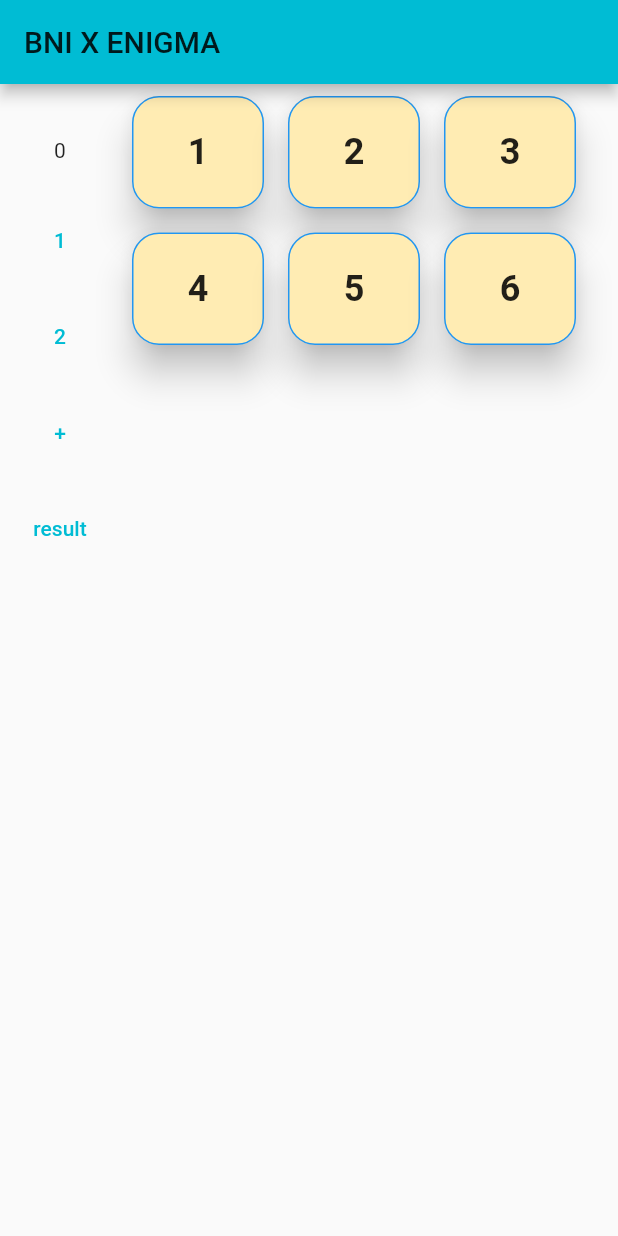
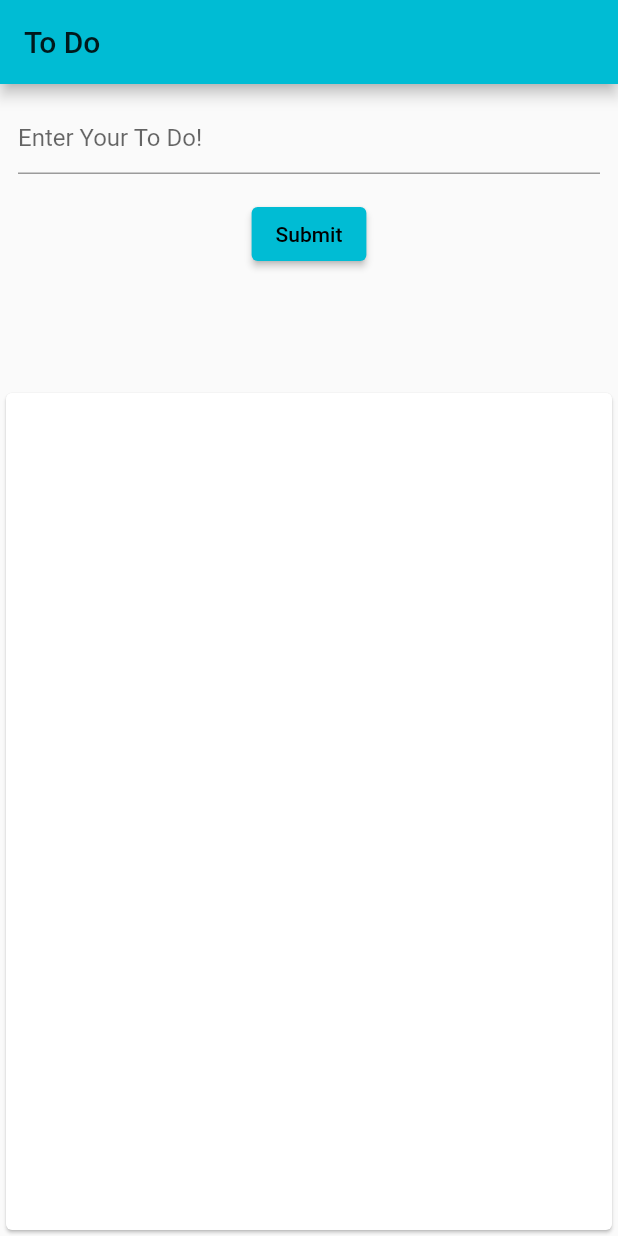
Before and after one commit to tikayesi/flutter-test, a Flutter app: the screen it shows after launch, on a phone screen of 412 x 824 dp. Run offline on Flutter 3.47's test engine with Material 2 defaults, Android fonts, the phone set to English and light mode, and no system bars; our stand-ins replace form_field_validator.

Commit message:
able to navigate screen

```diff
--- a/flutter_application_1/lib/button_of_number.dart
+++ /dev/null
@@ -1,35 +0,0 @@
-import 'dart:ffi';
-
-import 'package:flutter/material.dart';
-
-class ButtonOfNumber extends StatelessWidget {
-  //const ButtonOfNumber({ Key? key }) : super(key: key);
-
-  // symbol ? => optional
-  final String number;
-  final double? elevationSize;
-  const ButtonOfNumber({required this.number, this.elevationSize});
-  // {} => bisa melakukan set sebuah attribute optional atau required
-  // {} => harus define nama atributenya ketika memanggil kelas ini
-  // {} => dapat memanggil attribute tidak berurutan
-
-  @override
-  Widget build(BuildContext context) {
-    return Padding(
-      padding: const EdgeInsets.all(8.0),
-      child: MaterialButton(
-        onPressed: () {},
-        child: Text(number,
-            style: TextStyle(fontWeight: FontWeight.bold, fontSize: 24.0)),
-        color: Colors.amber[100],
-        height: 75.0,
-        elevation: elevationSize ?? 10,
-        // elevation: elevationSize != null ? elevationSize : 10
-        shape: RoundedRectangleBorder(
-          borderRadius: BorderRadius.circular(18.0),
-          side: BorderSide(color: Colors.blue),
-        ),
-      ),
-    );
-  }
-}
--- a/flutter_application_1/lib/main.dart
+++ b/flutter_application_1/lib/main.dart
@@ -1,6 +1,6 @@
 import 'package:flutter/material.dart';
-import 'package:flutter_application_1/counter/counter.dart';
-import 'package:flutter_application_1/my_home_page.dart';
+import 'package:flutter_application_1/to_do_detail.dart';
+import 'package:flutter_application_1/to_do_screen.dart';
 
 void main() {
   runApp(const MyApp());
@@ -17,6 +17,9 @@ class MyApp extends StatelessWidget {
         theme: ThemeData(
           primarySwatch: Colors.cyan,
         ),
-        home: MyHomePage());
+        routes: {
+          '/' : (context) => ToDoScreen()
+        },
+        );
   }
 }
--- a/flutter_application_1/lib/my_home_page.dart
+++ /dev/null
@@ -1,120 +0,0 @@
-import 'package:flutter/material.dart';
-import 'package:flutter_application_1/button_of_number.dart';
-
-class MyHomePage extends StatefulWidget {
-  // class yang memegang state
-  const MyHomePage({Key? key}) : super(key: key);
-
-  @override
-  _MyHomePageState createState() => _MyHomePageState();
-}
-
-// reformat code
-// shift + alt + f -> win
-// shift + option + f -> mac
-// ctrl + shift + I -> linux
-class _MyHomePageState extends State<MyHomePage> {
-
-Column keyPadFun() {
-  List col = [
-    ['1', '2', '3'],
-    ['4', '5', '6']
-  ];
-  return Column(
-      children: List.generate(col.length, (index) => _numberRow(col[index])));
-}
-
-Widget _numberRow(List<String> numbers) {
-  return Row(
-    children: List.generate(
-        numbers.length, (index) => _buttonOfNumberBuilder(numbers[index])),
-  );
-}
-
-Widget _buttonOfNumberBuilder(String num) {
-  return ButtonOfNumber(
-    number: num,
-  );
-}
-
-  String a = '';
-  int result = 0;
-  String b = '';
-  String operator = '';
-
-  _setName() {
-    setState(() {
-      a = '2';
-    });
-  }
-
-  _setName1() {
-    setState(() {
-      b = '1';
-    });
-  }
-
-  _setOperator() {
-    setState(() {
-      operator = '+';
-    });
-  }
-
-  _setResult() {
-    setState(() {
-      if(operator == '+'){
-      result = int.parse(a) + int.parse(b);
-      }else{
-        result = int.parse(a) - int.parse(b);
-      }
-    });
-  }
-
-  @override
-  Widget build(BuildContext context) {
-    return Scaffold(
-      appBar: AppBar(
-        title: const Text('BNI X ENIGMA'),
-      ),
-      body: Center(
-          child: Row(
-        children: [
-          Column(
-            children: [
-              Row(
-                children: [
-                  Text(a),
-                  Text(operator),
-                  Text(b),
-                ],
-              ),
-              Padding(
-                padding: const EdgeInsets.fromLTRB(10.0, 20.0, 10.0, 20.0),
-                child: Text(result.toString()),
-              ),
-              Padding(
-                padding: const EdgeInsets.all(8.0),
-                child: TextButton(onPressed: _setName1, child: Text('1')),
-              ),
-              Padding(
-                padding: const EdgeInsets.all(8.0),
-                child: TextButton(onPressed: _setName, child: Text('2')),
-              ),
-              Padding(
-                padding: const EdgeInsets.all(8.0),
-                child: TextButton(onPressed: _setOperator, child: Text('+')),
-              ),
-              Padding(
-                padding: const EdgeInsets.all(8.0),
-                child: TextButton(onPressed: _setResult, child: Text('result')),
-              ),
-            ],
-          ),
-          Column(
-            children: [keyPadFun()],
-          ),
-        ],
-      )),
-    );
-  }
-}
--- /dev/null
+++ b/flutter_application_1/lib/to_do_screen.dart
@@ -0,0 +1,143 @@
+import 'package:flutter/material.dart';
+import 'package:flutter_application_1/to_do_detail.dart';
+import 'package:flutter_application_1/widget/text_field_widget.dart';
+import 'package:form_field_validator/form_field_validator.dart';
+
+class ToDo {
+  int id;
+  String toDoName;
+  String toDoDesc;
+  String toDoTime;
+
+  ToDo(this.id, this.toDoName, this.toDoDesc, this.toDoTime);
+}
+
+class ToDoScreen extends StatefulWidget {
+  const ToDoScreen({Key? key}) : super(key: key);
+
+  @override
+  _ToDoScreenState createState() => _ToDoScreenState();
+}
+
+class _ToDoScreenState extends State<ToDoScreen> {
+  List<ToDo> todos = <ToDo>[];
+  TextEditingController toDoName = new TextEditingController();
+  TextEditingController toDoDesc = new TextEditingController();
+  TextEditingController toDoTime = new TextEditingController();
+  final GlobalKey<FormState> _formKey = GlobalKey<FormState>();
+
+  addToDo() {
+    setState(() {
+      todos.add(new ToDo(
+          todos.length + 1, toDoName.text, toDoDesc.text, toDoTime.text));
+    });
+  }
+
+  // Widget textFormField(TextEditingController con, String hint) {
+  //   return TextFormField(
+  //       controller: con,
+  //       decoration: InputDecoration(hintText: hint),
+  //       validator: (String? value) {
+  //         if (value == null || value.isEmpty) {
+  //           return 'Please enter your to do!';
+  //         } else {
+  //           return null;
+  //         }
+  //       });
+  // }
+
+  @override
+  Widget build(BuildContext context) {
+    return SafeArea(
+        child: Scaffold(
+      appBar: AppBar(
+        title: const Text('To Do'),
+      ),
+      body: Container(
+        child: Column(
+          children: [
+            Padding(
+              padding: const EdgeInsets.all(12.0),
+              child: Form(
+                  key: _formKey,
+                  child: Column(
+                    children: [
+                      TextFieldWidget(
+                        con: toDoName,
+                        hint: 'Enter Your To Do!',
+                        validate: MultiValidator([
+                          RequiredValidator(errorText: 'To Do is Required'),
+                          MinLengthValidator(5, errorText: '5 min char')
+                        ]),
+                        ),
+                      // textFormField(toDoName, 'Enter Your To Do!'),
+                      // textFormField(toDoDesc, 'Please enter your Description!'),
+                      // textFormField(toDoTime, 'Please enter your Time!'),
+                      Padding(
+                        padding: const EdgeInsets.all(16.0),
+                        child: ElevatedButton(
+                            onPressed: () {
+                              if (_formKey.currentState!.validate()) {
+                                addToDo();
+                              }
+                            },
+                            child: const Text('Submit')),
+                      )
+                    ],
+                  )),
+            ),
+            SizedBox(
+              height: 50.0,
+            ),
+            Expanded(
+              child: Card(
+                child: Scrollbar(
+                    child: ListView.builder(
+                  itemBuilder: (context, index) {
+                    return Column(
+                      children: [
+                        Row(
+                          children: [
+                            Expanded(
+                              child: ListTile(
+                                leading: Icon(Icons.access_alarm),
+                                title: Text(todos[index].toDoName,
+                                    style:
+                                        TextStyle(fontWeight: FontWeight.bold)),
+                                onTap: (){
+                                  //Navigator.pushNamed(context, '/detail');
+                                  Navigator.push(context, MaterialPageRoute(builder: (context) => ToDoDetail()));
+                                },
+                              ),
+                            ),
+                          ],
+                        ),
+                        Divider(
+                          height: 5.0,
+                          color: Colors.red,
+                        )
+                      ],
+                    );
+                  },
+                  // separatorBuilder: (context, index){
+                  //   return Divider(height: 5.0, color: Colors.blue,);
+                  // },
+                  itemCount: todos.length,
+                )),
+              ),
+            )
+            // Padding(
+            //   padding: const EdgeInsets.all(8.0),
+            //   child: Column(
+            //     children: todos.map((e) => Padding(
+            //       padding: const EdgeInsets.all(20.0),
+            //       child: new Text(e),
+            //     )).toList(),
+            //   ),
+            // )
+          ],
+        ),
+      ),
+    ));
+  }
+}
--- /dev/null
+++ b/flutter_application_1/lib/widget/text_field_widget.dart
@@ -0,0 +1,23 @@
+import 'package:flutter/material.dart';
+
+class TextFieldWidget extends StatelessWidget {
+  final TextEditingController con;
+  final String? hint;
+  String? Function(String? value)? validate;
+  TextFieldWidget({ Key? key ,
+  required this.con,
+  this.hint,
+  this.validate
+  }) : super(key: key);
+
+  @override
+  Widget build(BuildContext context) {
+    return Container(
+      child: TextFormField(
+        controller: con,
+        decoration: InputDecoration(hintText: hint),
+        validator: validate
+        ),
+    );
+  }
+}
--- a/flutter_application_1/pubspec.yaml
+++ b/flutter_application_1/pubspec.yaml
@@ -30,6 +30,8 @@ dependencies:
   flutter:
     sdk: flutter
   math_expressions: ^1.0.0
+  form_field_validator: ^1.1.0
+  intl: ^0.17.0
 
 
   # The following adds the Cupertino Icons font to your application.
```
Also changed, not shown: flutter_application_1/lib/counter/button_decrement.dart (deleted, +0 -15 lines), flutter_application_1/lib/counter/button_increment.dart (deleted, +0 -16 lines), flutter_application_1/lib/counter/counter.dart (deleted, +0 -49 lines), flutter_application_1/lib/to_do_detail.dart (added, +17 -0 lines), flutter_application_1/pubspec.lock.
